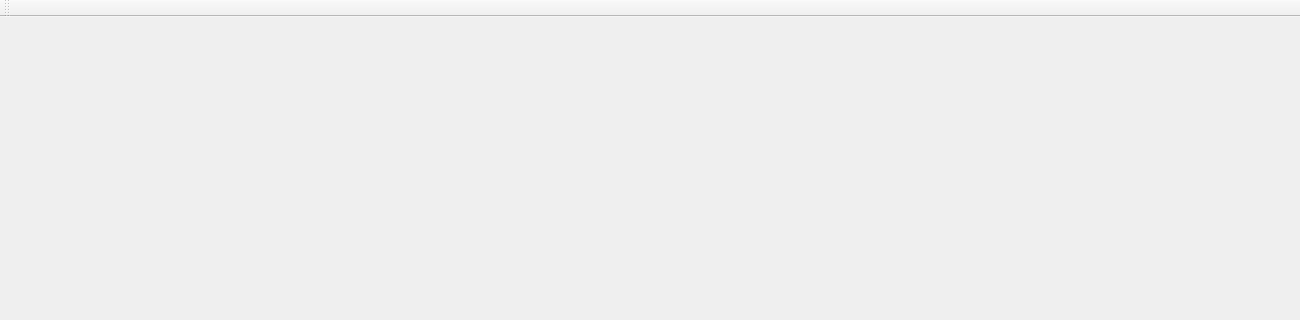
This is 2DGraphicsModeler/mainwindow.ui in Alex-the-666/2DGraphicsModular as Qt 5 draws it before an edit; both pictures show x 0 to 1300 and y 0 to 320 of the 1300 by 600 pixel window. The edited form follows.
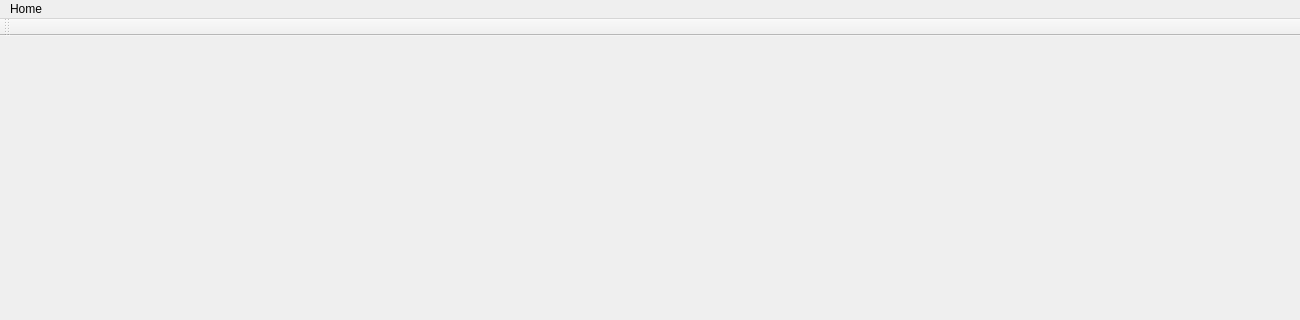
This is the edited form.

Patch:
```diff
--- a/2DGraphicsModeler/mainwindow.ui
+++ b/2DGraphicsModeler/mainwindow.ui
@@ -23,6 +23,13 @@
      <height>21</height>
     </rect>
    </property>
+   <widget class="QMenu" name="menuHome">
+    <property name="title">
+     <string>Home</string>
+    </property>
+    <addaction name="actionLogin"/>
+   </widget>
+   <addaction name="menuHome"/>
   </widget>
   <widget class="QToolBar" name="mainToolBar">
    <attribute name="toolBarArea">
```
Left out of the diff: 5 changed lines with no effect on the pictures.
